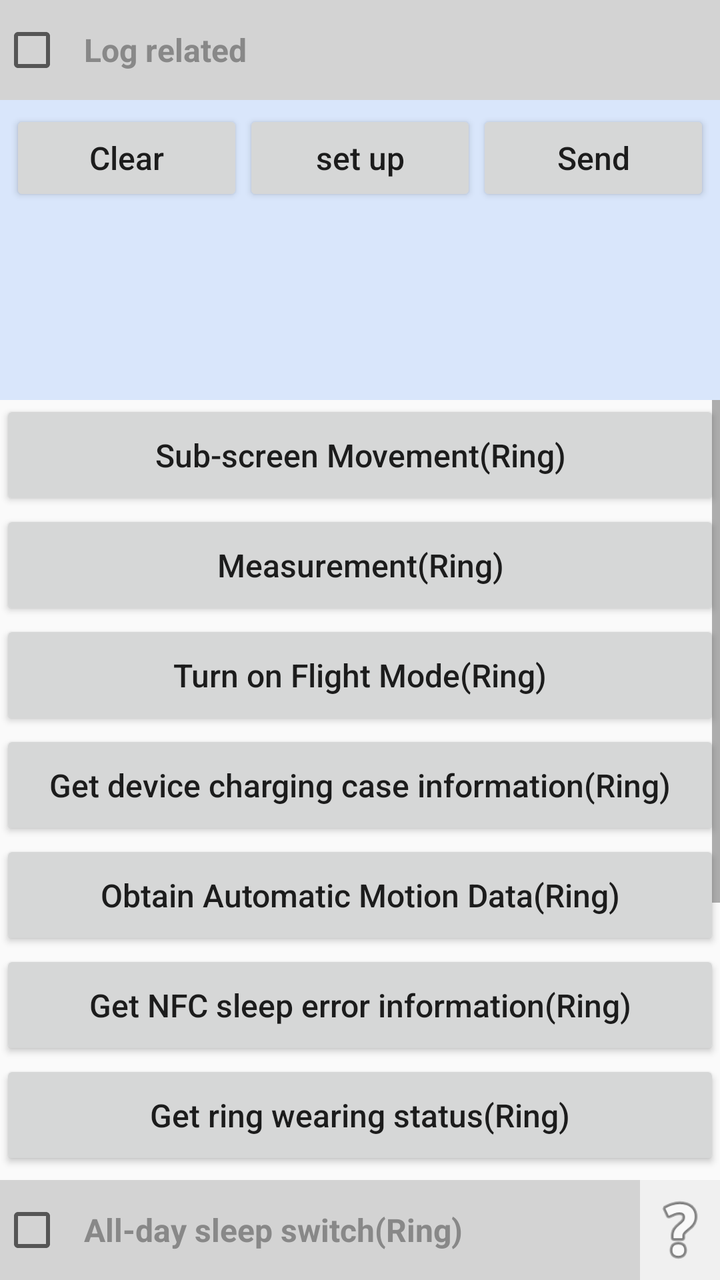
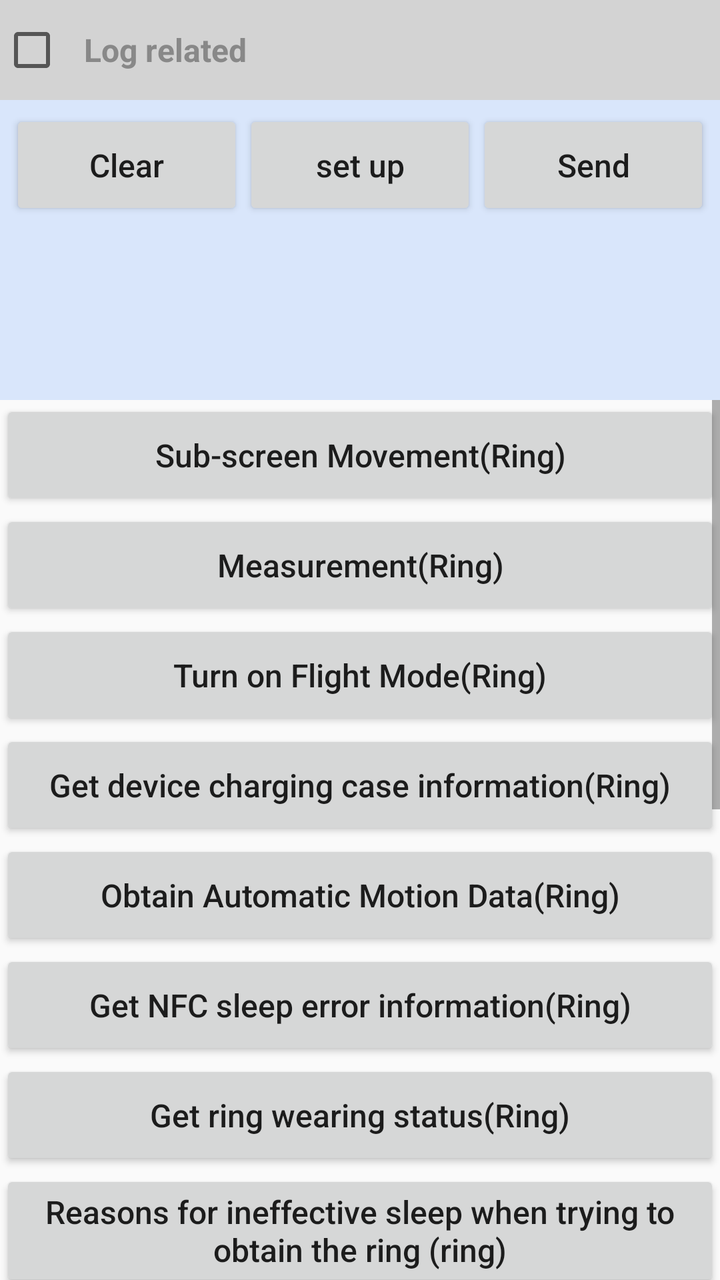

An Android layout rendered at two revisions. The XML below is the earlier revision; the diff shows what the commit changed to produce the second picture.
<!-- AndroidManifest.xml: application theme AppTheme -->
<!-- res/layout/activity_ring.xml -->
<?xml version="1.0" encoding="utf-8"?>
<androidx.appcompat.widget.LinearLayoutCompat xmlns:android="http://schemas.android.com/apk/res/android"
    android:layout_width="match_parent"
    android:layout_height="match_parent"
    android:orientation="vertical">

    <include
        android:id="@+id/layoutLog"
        layout="@layout/public_item_log" />

    <ScrollView
        android:layout_width="match_parent"
        android:layout_height="match_parent">

        <androidx.appcompat.widget.LinearLayoutCompat
            android:layout_width="match_parent"
            android:layout_height="wrap_content"
            android:orientation="vertical">

            <androidx.appcompat.widget.AppCompatButton
                android:id="@+id/btnRingSportScreen"
                style="@style/public_button"
                android:text="@string/ring_sport_screen" />

            <androidx.appcompat.widget.AppCompatButton
                android:id="@+id/btnRingMeasure"
                style="@style/public_button"
                android:text="@string/ring_measure" />

            <androidx.appcompat.widget.AppCompatButton
                android:id="@+id/btnRingAirplaneMode"
                style="@style/public_button"
                android:text="@string/ring_airplane_mode" />

            <androidx.appcompat.widget.AppCompatButton
                android:id="@+id/btnRingGetChargingCaseState"
                style="@style/public_button"
                android:text="@string/ring_get_charging_case_state" />

            <androidx.appcompat.widget.AppCompatButton
                android:id="@+id/btnRingGetAutoSport"
                style="@style/public_button"
                android:text="@string/ring_get_auto_sport" />

            <androidx.appcompat.widget.AppCompatButton
                android:id="@+id/btnRingGetNfcSleepError"
                style="@style/public_button"
                android:text="@string/ring_get_nfc_sleep_error" />

            <androidx.appcompat.widget.AppCompatButton
                android:id="@+id/btnRingGetWearingStatus"
                style="@style/public_button"
                android:text="@string/ring_get_wearing_status" />

            <include
                android:id="@+id/layoutAllSleepSwitch"
                layout="@layout/item_ring_all_sleep_switch" />

            <include
                android:id="@+id/layoutAutoActivityDetection"
                layout="@layout/item_ring_auto_activity_detection" />

            <include
                android:id="@+id/layoutAutoMotionRecognize"
                layout="@layout/item_ring_auto_motion_recognize" />

        </androidx.appcompat.widget.LinearLayoutCompat>

    </ScrollView>

</androidx.appcompat.widget.LinearLayoutCompat>
<!-- res/layout/public_item_log.xml (included above) -->
<?xml version="1.0" encoding="utf-8"?>
<androidx.appcompat.widget.LinearLayoutCompat xmlns:android="http://schemas.android.com/apk/res/android"
    xmlns:tools="http://schemas.android.com/tools"
    android:layout_width="match_parent"
    android:layout_height="wrap_content"
    android:orientation="vertical">

    <CheckBox
        android:id="@+id/cxLog"
        style="@style/public_checkbox"
        android:background="@color/color_D3D3D3"
        android:text="@string/log_info"
        android:textColor="@color/color_888888" />

    <androidx.appcompat.widget.LinearLayoutCompat
        android:id="@+id/llLog"
        style="@style/public_lin01"
        android:layout_height="150dp"
        tools:visibility="visible">

        <androidx.appcompat.widget.LinearLayoutCompat
            android:layout_width="match_parent"
            android:layout_height="wrap_content">

            <androidx.appcompat.widget.AppCompatButton
                android:id="@+id/btnClear"
                style="@style/public_button"
                android:layout_width="0dp"
                android:layout_height="wrap_content"
                android:layout_weight="1"
                android:text="@string/btn_clear" />

            <androidx.appcompat.widget.AppCompatButton
                android:id="@+id/btnSet"
                style="@style/public_button"
                android:layout_width="0dp"
                android:layout_height="wrap_content"
                android:layout_weight="1"
                android:text="@string/btn_set"
                android:visibility="visible" />

            <androidx.appcompat.widget.AppCompatButton
                android:id="@+id/btnSendLog"
                style="@style/public_button"
                android:layout_width="0dp"
                android:layout_height="wrap_content"
                android:layout_weight="1"
                android:text="@string/btn_send"
                android:visibility="visible" />

        </androidx.appcompat.widget.LinearLayoutCompat>


        <ScrollView
            android:layout_width="match_parent"
            android:layout_height="match_parent">

            <androidx.appcompat.widget.LinearLayoutCompat
                android:id="@+id/llLogContent"
                android:layout_width="match_parent"
                android:layout_height="wrap_content"
                android:orientation="vertical"
                />

        </ScrollView>

    </androidx.appcompat.widget.LinearLayoutCompat>

</androidx.appcompat.widget.LinearLayoutCompat>
<!-- res/layout/item_ring_all_sleep_switch.xml (included above) -->
<?xml version="1.0" encoding="utf-8"?>
<androidx.appcompat.widget.LinearLayoutCompat xmlns:android="http://schemas.android.com/apk/res/android"
    xmlns:tools="http://schemas.android.com/tools"
    android:layout_width="match_parent"
    android:layout_height="wrap_content"
    android:orientation="vertical">

    <LinearLayout style="@style/help_ll">

        <CheckBox
            android:id="@+id/cbTop"
            style="@style/help_cx"
            android:text="@string/ring_all_sleep_switch" />

        <androidx.appcompat.widget.AppCompatImageView
            android:id="@+id/ivHelp"
            style="@style/help_iv" />

    </LinearLayout>

    <androidx.appcompat.widget.LinearLayoutCompat
        android:id="@+id/llBottom"
        style="@style/public_lin01"
        tools:visibility="gone">

        <androidx.appcompat.widget.AppCompatButton
            android:id="@+id/btnGet"
            style="@style/public_button"
            android:text="@string/btn_get" />

        <androidx.appcompat.widget.AppCompatButton
            android:id="@+id/btnSet"
            style="@style/public_button"
            android:text="@string/btn_set" />

    </androidx.appcompat.widget.LinearLayoutCompat>

</androidx.appcompat.widget.LinearLayoutCompat>
<!-- res/layout/item_ring_auto_activity_detection.xml (included above) -->
<?xml version="1.0" encoding="utf-8"?>
<androidx.appcompat.widget.LinearLayoutCompat xmlns:android="http://schemas.android.com/apk/res/android"
    xmlns:tools="http://schemas.android.com/tools"
    android:layout_width="match_parent"
    android:layout_height="wrap_content"
    android:orientation="vertical">

    <LinearLayout style="@style/help_ll">

        <CheckBox
            android:id="@+id/cbTop"
            style="@style/help_cx"
            android:text="@string/ring_auto_activity_switch" />

        <androidx.appcompat.widget.AppCompatImageView
            android:id="@+id/ivHelp"
            style="@style/help_iv" />

    </LinearLayout>

    <androidx.appcompat.widget.LinearLayoutCompat
        android:id="@+id/llBottom"
        style="@style/public_lin01"
        tools:visibility="visible">

        <CheckBox
            android:id="@+id/cbSwitch"
            style="@style/public_checkbox"
            android:text="@string/btn_switch" />

        <androidx.appcompat.widget.LinearLayoutCompat style="@style/public_input_lin">

            <androidx.appcompat.widget.AppCompatTextView
                style="@style/public_textview01"
                android:text="@string/input_time" />

            <androidx.appcompat.widget.AppCompatEditText
                android:id="@+id/etTime"
                style="@style/public_edit_number" />

        </androidx.appcompat.widget.LinearLayoutCompat>

        <androidx.appcompat.widget.AppCompatButton
            android:id="@+id/btnGet"
            style="@style/public_button"
            android:text="@string/btn_get" />

        <androidx.appcompat.widget.AppCompatButton
            android:id="@+id/btnSet"
            style="@style/public_button"
            android:text="@string/btn_set" />

    </androidx.appcompat.widget.LinearLayoutCompat>

</androidx.appcompat.widget.LinearLayoutCompat>
<!-- res/layout/item_ring_auto_motion_recognize.xml (included above) -->
<?xml version="1.0" encoding="utf-8"?>
<androidx.appcompat.widget.LinearLayoutCompat xmlns:android="http://schemas.android.com/apk/res/android"
    xmlns:tools="http://schemas.android.com/tools"
    android:layout_width="match_parent"
    android:layout_height="wrap_content"
    android:orientation="vertical">

    <LinearLayout style="@style/help_ll">

        <CheckBox
            android:id="@+id/cbTop"
            style="@style/help_cx"
            android:text="@string/ring_auto_motion_recognize" />

        <androidx.appcompat.widget.AppCompatImageView
            android:id="@+id/ivHelp"
            style="@style/help_iv" />

    </LinearLayout>

    <androidx.appcompat.widget.LinearLayoutCompat
        android:id="@+id/llBottom"
        style="@style/public_lin01"
        tools:visibility="gone">

        <CheckBox
            android:id="@+id/cbSwitch"
            style="@style/public_checkbox"
            android:text="@string/btn_switch" />

        <CheckBox
            android:id="@+id/cbAutoSportStopSwitch"
            style="@style/public_checkbox"
            android:text="@string/automatic_motion_pause" />

        <androidx.appcompat.widget.AppCompatButton
            android:id="@+id/btnGet"
            style="@style/public_button"
            android:text="@string/btn_get" />

        <androidx.appcompat.widget.AppCompatButton
            android:id="@+id/btnSet"
            style="@style/public_button"
            android:text="@string/btn_set" />

    </androidx.appcompat.widget.LinearLayoutCompat>

</androidx.appcompat.widget.LinearLayoutCompat>
<!-- resources referenced by this layout -->
<resources>
  <color name="color_888888">#888888</color>
  <color name="color_D3D3D3">#d3d3d3</color>
  <string name="automatic_motion_pause">Exercise auto-pause on/off</string>
  <string name="btn_clear">Clear</string>
  <string name="btn_get">Get</string>
  <string name="btn_send">Send</string>
  <string name="btn_set">set up</string>
  <string name="btn_switch">Switch</string>
  <string name="input_time">Time:</string>
  <string name="log_info">Log related</string>
  <string name="ring_airplane_mode">Turn on Flight Mode(Ring)</string>
  <string name="ring_all_sleep_switch">All-day sleep switch(Ring)</string>
  <string name="ring_auto_activity_switch">Automatic Activity Detection(Ring)</string>
  <string name="ring_auto_motion_recognize">Automatic Motion Recognition(Ring)</string>
  <string name="ring_get_auto_sport">Obtain Automatic Motion Data(Ring)</string>
  <string name="ring_get_charging_case_state">Get device charging case information(Ring)</string>
  <string name="ring_get_nfc_sleep_error">Get NFC sleep error information(Ring)</string>
  <string name="ring_get_wearing_status">Get ring wearing status(Ring)</string>
  <string name="ring_measure">Measurement(Ring)</string>
  <string name="ring_sport_screen">Sub-screen Movement(Ring)</string>
  <style name="help_iv">
          <item name="android:layout_width">40dp</item>
          <item name="android:layout_height">40dp</item>
          <item name="android:background">@android:drawable/ic_menu_help</item>
      </style>
  <style name="help_ll">
          <item name="android:layout_marginTop">5dp</item>
          <item name="android:layout_width">match_parent</item>
          <item name="android:layout_height">wrap_content</item>
          <item name="android:gravity">center_vertical</item>
          <item name="android:background">@color/color_F0F0F0</item>
      </style>
  <style name="public_button">
          <item name="android:layout_height">55dp</item>
          <item name="android:layout_width">match_parent</item>
          <item name="android:textSize">16sp</item>
          <item name="android:textAllCaps">false</item>
      </style>
  <style name="public_lin01">
          <item name="android:padding">5dp</item>
          <item name="android:layout_width">match_parent</item>
          <item name="android:layout_height">wrap_content</item>
          <item name="android:orientation">vertical</item>
          <item name="android:visibility">gone</item>
          <item name="android:background">#d9e6fb</item>
      </style>
  <style name="public_textview01">
          <item name="android:textAllCaps">false</item>
          <item name="android:layout_width">wrap_content</item>
          <item name="android:layout_height">wrap_content</item>
          <item name="android:textColor">#2A2A2C</item>
          <item name="android:textSize">16sp</item>
          <item name="android:textStyle">bold</item>
      </style>
  <style name="AppTheme" parent="Theme.AppCompat.Light.DarkActionBar">
          <item name="colorPrimary">@color/colorPrimary</item>
          <item name="colorPrimaryDark">@color/colorPrimaryDark</item>
          <item name="colorAccent">@color/colorAccent</item>
      </style>
  <color name="color_F0F0F0">#f0f0f0</color>
  <string name="input_hint_tip">Click to enter data</string>
  <color name="colorPrimary">#101016</color>
  <color name="colorPrimaryDark">#101016</color>
  <color name="colorAccent">#101016</color>
  <!-- unchanged entries left out for length: 4 -->
</resources>

<!-- the commit's change to res/layout/activity_ring.xml (unified diff, before → after) -->
@@ -51,6 +51,21 @@
                 android:id="@+id/btnRingGetWearingStatus"
                 style="@style/public_button"
                 android:text="@string/ring_get_wearing_status" />
+
+            <androidx.appcompat.widget.AppCompatButton
+                android:id="@+id/btnRingGetSleepInvalidReason"
+                style="@style/public_button"
+                android:text="@string/ring_get_sleep_invalid_reason" />
+
+            <androidx.appcompat.widget.AppCompatButton
+                android:id="@+id/btnRingStartSarCalibration"
+                style="@style/public_button"
+                android:text="@string/ring_start_sar_calibration" />
+
+            <androidx.appcompat.widget.AppCompatButton
+                android:id="@+id/btnRingGetSarCalibration"
+                style="@style/public_button"
+                android:text="@string/ring_get_sar_calibration" />
 
             <include
                 android:id="@+id/layoutAllSleepSwitch"
<!-- resource entries referenced after the edit -->
@@ -17,9 +17,12 @@
   <string name="ring_get_auto_sport">Obtain Automatic Motion Data(Ring)</string>
   <string name="ring_get_charging_case_state">Get device charging case information(Ring)</string>
   <string name="ring_get_nfc_sleep_error">Get NFC sleep error information(Ring)</string>
+  <string name="ring_get_sar_calibration">Obtain SAR calibration results for the ring (ring)</string>
+  <string name="ring_get_sleep_invalid_reason">Reasons for ineffective sleep when trying to obtain the ring (ring)</string>
   <string name="ring_get_wearing_status">Get ring wearing status(Ring)</string>
   <string name="ring_measure">Measurement(Ring)</string>
   <string name="ring_sport_screen">Sub-screen Movement(Ring)</string>
+  <string name="ring_start_sar_calibration">Start ring SAR calibration (ring)</string>
   <style name="help_iv">
           <item name="android:layout_width">40dp</item>
           <item name="android:layout_height">40dp</item>
@@ -33,7 +36,8 @@
           <item name="android:background">@color/color_F0F0F0</item>
       </style>
   <style name="public_button">
-          <item name="android:layout_height">55dp</item>
+          <item name="android:layout_height">wrap_content</item>
+          <item name="android:minHeight">55dp</item>
           <item name="android:layout_width">match_parent</item>
           <item name="android:textSize">16sp</item>
           <item name="android:textAllCaps">false</item>
